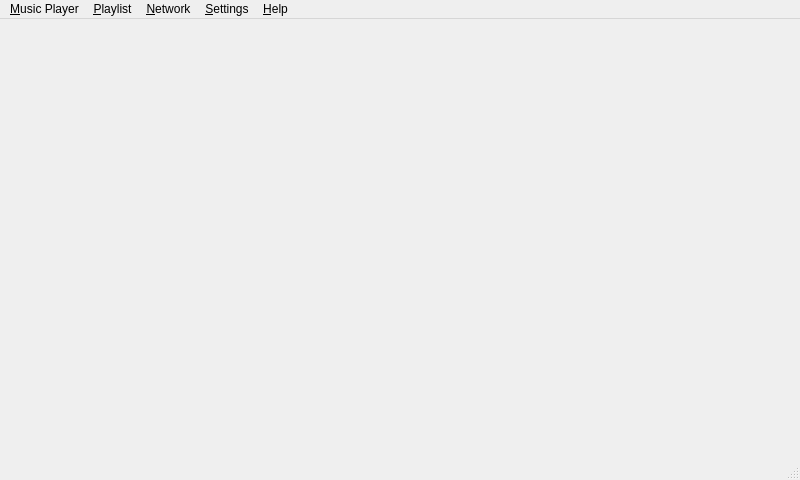
Above: src/tomahawkwindow.ui from tomahawk-player/tomahawk before the change. Below: the same form after it.
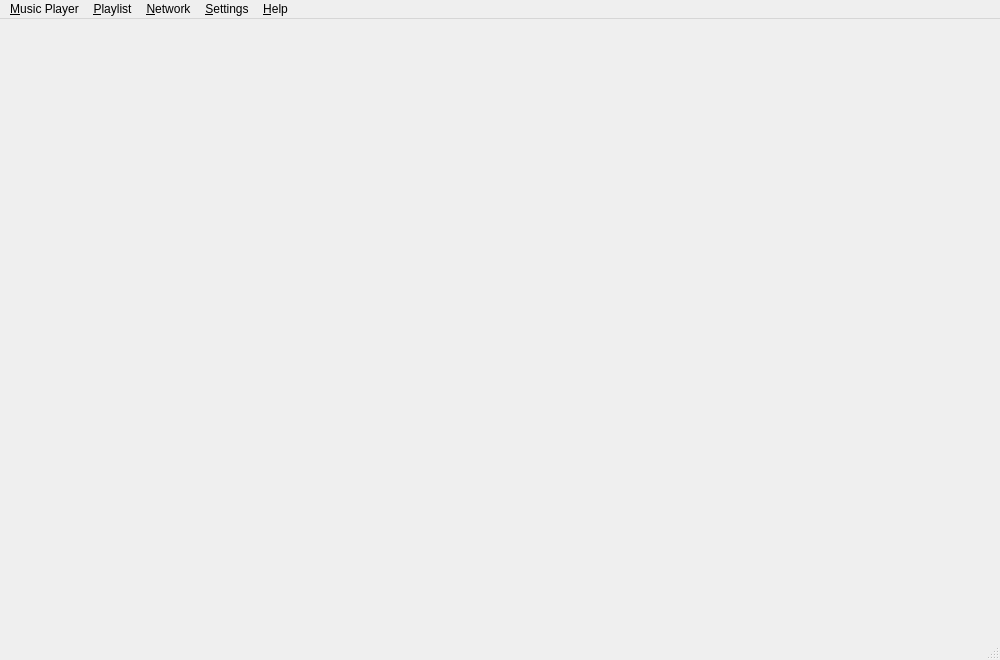
That is the form after the change.

What changed in the file:
```diff
--- a/src/tomahawkwindow.ui
+++ b/src/tomahawkwindow.ui
@@ -6,8 +6,8 @@
    <rect>
     <x>0</x>
     <y>0</y>
-    <width>800</width>
-    <height>480</height>
+    <width>1000</width>
+    <height>660</height>
    </rect>
   </property>
   <property name="windowTitle">
@@ -34,7 +34,7 @@
     <rect>
      <x>0</x>
      <y>0</y>
-     <width>800</width>
+     <width>1000</width>
      <height>20</height>
     </rect>
    </property>
```
